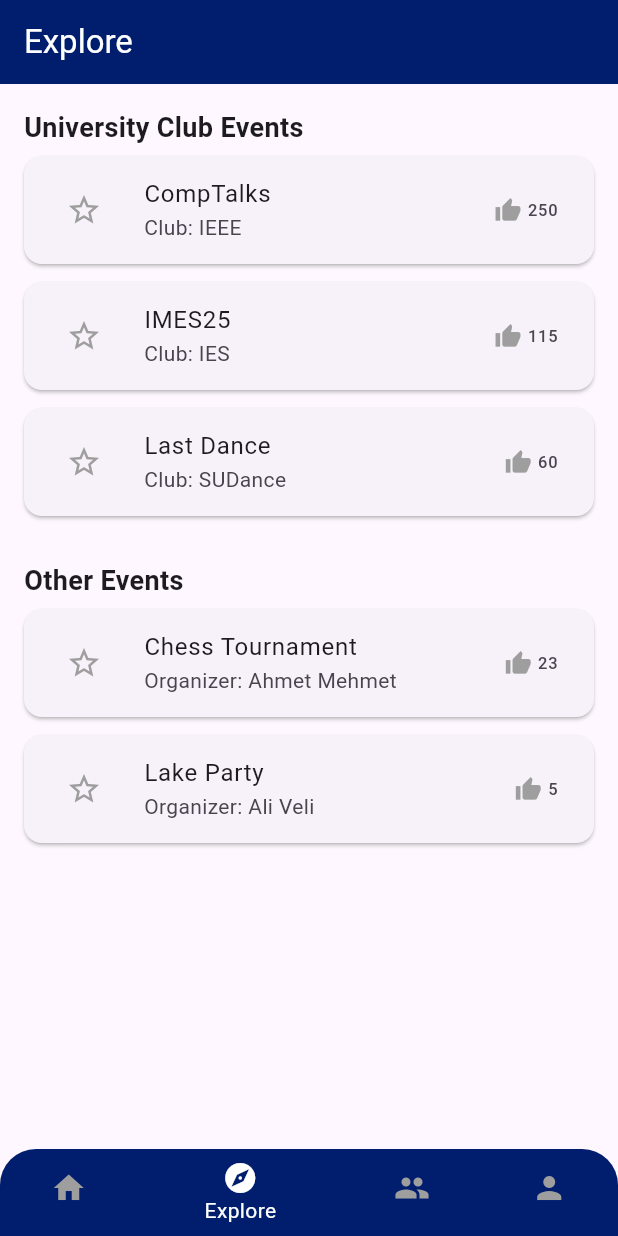
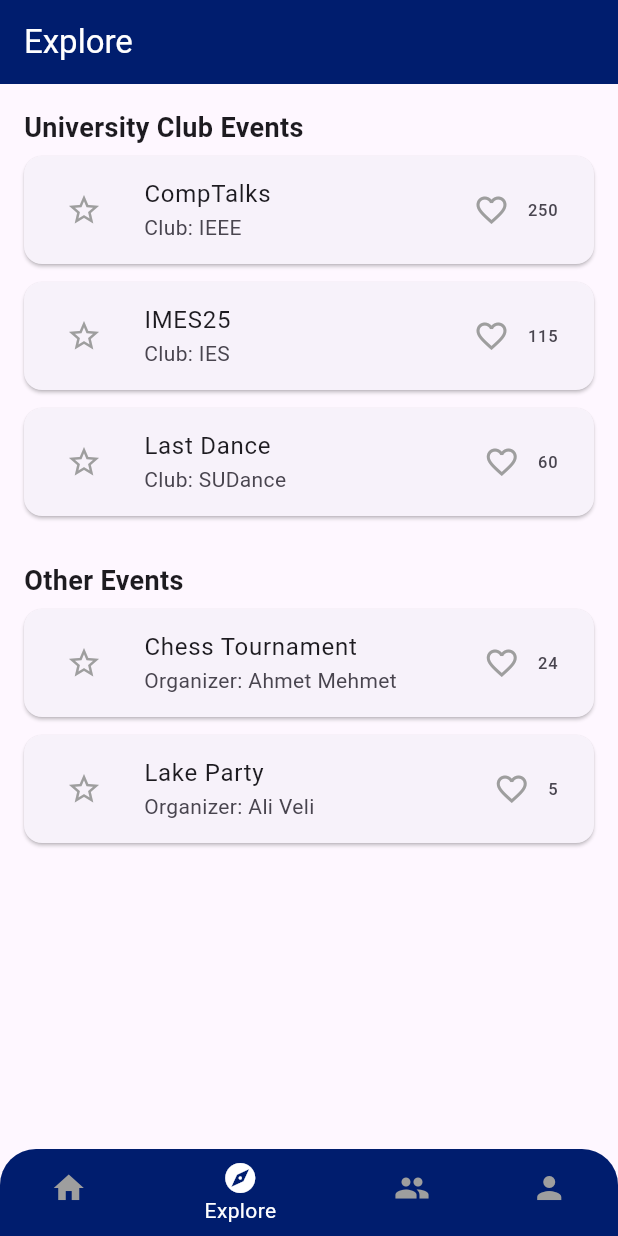
Before and after one commit to DenizGurleyen/SuEvent-310, a Flutter app: the ExplorePage screen opened by its route, on a phone screen of 412 x 824 dp. Run offline on Flutter 3.47's test engine with Material 3 defaults, Android fonts, the phone set to English and light mode, and no system bars; Roboto replaces fonts that are missing (Poppins).

Commit message:
added a feature

```diff
--- a/lib/screens/explore_page.dart
+++ b/lib/screens/explore_page.dart
@@ -12,55 +12,67 @@ class ExplorePage extends StatefulWidget {
 
 class _ExplorePageState extends State<ExplorePage> {
   final List<Map<String, dynamic>> universityEvents = [
-    {'title': 'CompTalks', 'club': 'IEEE', 'likes': 250, 'liked': false},
-    {'title': 'IMES25', 'club': 'IES', 'likes': 115, 'liked': false},
-    {'title': 'Last Dance', 'club': 'SUDance', 'likes': 60, 'liked': false},
+    {'title': 'CompTalks', 'club': 'IEEE', 'likes': 250, 'liked': false, 'favorited': false},
+    {'title': 'IMES25', 'club': 'IES', 'likes': 115, 'liked': false, 'favorited': false},
+    {'title': 'Last Dance', 'club': 'SUDance', 'likes': 60, 'liked': false, 'favorited': false},
   ];
 
   final List<Map<String, dynamic>> otherEvents = [
-    {'title': 'Chess Tournament', 'organizer': 'Ahmet Mehmet', 'likes': 23, 'liked': false},
-    {'title': 'Lake Party', 'organizer': 'Ali Veli', 'likes': 5, 'liked': false},
+    {'title': 'Chess Tournament', 'organizer': 'Ahmet Mehmet', 'likes': 24, 'liked': false, 'favorited': false},
+    {'title': 'Lake Party', 'organizer': 'Ali Veli', 'likes': 5, 'liked': false, 'favorited': false},
   ];
 
-  void toggleFavorite(List<Map<String, dynamic>> list, int index) {
+  void toggleLike(List<Map<String, dynamic>> events, int index) {
     setState(() {
-      list[index]['liked'] = !(list[index]['liked'] ?? false);
+      events[index]['liked'] = !(events[index]['liked'] ?? false);
+      events[index]['likes'] += events[index]['liked'] ? 1 : -1;
     });
   }
 
-  void goToEventDetails(Map<String, dynamic> event) {
-    Navigator.push(
-      context,
-      MaterialPageRoute(
-        builder: (context) => EventDetailsPage(event: event),
-      ),
-    );
+  void toggleFavorite(List<Map<String, dynamic>> events, int index) {
+    setState(() {
+      events[index]['favorited'] = !(events[index]['favorited'] ?? false);
+    });
   }
 
-  Widget buildEventCard(Map<String, dynamic> event, bool isUniversity, int index) {
+  Widget buildEventCard(Map<String, dynamic> event, bool isClubEvent, int index) {
     return Card(
       margin: const EdgeInsets.symmetric(vertical: 6),
       child: ListTile(
         leading: IconButton(
           icon: Icon(
-            event['liked'] ? Icons.star : Icons.star_border,
-            color: event['liked'] ? Colors.amber : Colors.grey,
+            event['favorited'] ? Icons.star : Icons.star_border,
+            color: event['favorited'] ? Colors.amber : Colors.grey,
           ),
-          onPressed: () {
-            toggleFavorite(isUniversity ? universityEvents : otherEvents, index);
-          },
+          onPressed: () => toggleFavorite(
+              isClubEvent ? universityEvents : otherEvents, index),
         ),
         title: Text(event['title']),
-        subtitle: Text(isUniversity ? "Club: ${event['club']}" : "Organizer: ${event['organizer']}"),
+        subtitle: Text(isClubEvent
+            ? 'Club: ${event['club']}'
+            : 'Organizer: ${event['organizer']}'),
         trailing: Row(
           mainAxisSize: MainAxisSize.min,
           children: [
-            const Icon(Icons.thumb_up, size: 18, color: Colors.grey),
-            const SizedBox(width: 4),
-            Text("${event['likes']}"),
+            IconButton(
+              icon: Icon(
+                event['liked'] ? Icons.favorite : Icons.favorite_border,
+                color: event['liked'] ? Colors.red : Colors.grey,
+              ),
+              onPressed: () => toggleLike(
+                  isClubEvent ? universityEvents : otherEvents, index),
+            ),
+            Text('${event['likes']}'),
           ],
         ),
-        onTap: () => goToEventDetails(event),
+        onTap: () {
+          Navigator.push(
+            context,
+            MaterialPageRoute(
+              builder: (_) => const EventDetailsPage(),
+            ),
+          );
+        },
       ),
     );
   }
@@ -78,13 +90,23 @@ class _ExplorePageState extends State<ExplorePage> {
         padding: const EdgeInsets.all(16),
         child: ListView(
           children: [
-            const Text("University Club Events", style: TextStyle(fontSize: 18, fontWeight: FontWeight.bold)),
-            ...List.generate(universityEvents.length,
-                    (index) => buildEventCard(universityEvents[index], true, index)),
+            const Text(
+              "University Club Events",
+              style: TextStyle(fontSize: 18, fontWeight: FontWeight.bold),
+            ),
+            ...List.generate(
+              universityEvents.length,
+                  (index) => buildEventCard(universityEvents[index], true, index),
+            ),
             const SizedBox(height: 24),
-            const Text("Other Events", style: TextStyle(fontSize: 18, fontWeight: FontWeight.bold)),
-            ...List.generate(otherEvents.length,
-                    (index) => buildEventCard(otherEvents[index], false, index)),
+            const Text(
+              "Other Events",
+              style: TextStyle(fontSize: 18, fontWeight: FontWeight.bold),
+            ),
+            ...List.generate(
+              otherEvents.length,
+                  (index) => buildEventCard(otherEvents[index], false, index),
+            ),
           ],
         ),
       ),
```
Also changed, not shown: lib/screens/event_details_page.dart (+12 -7 lines).
